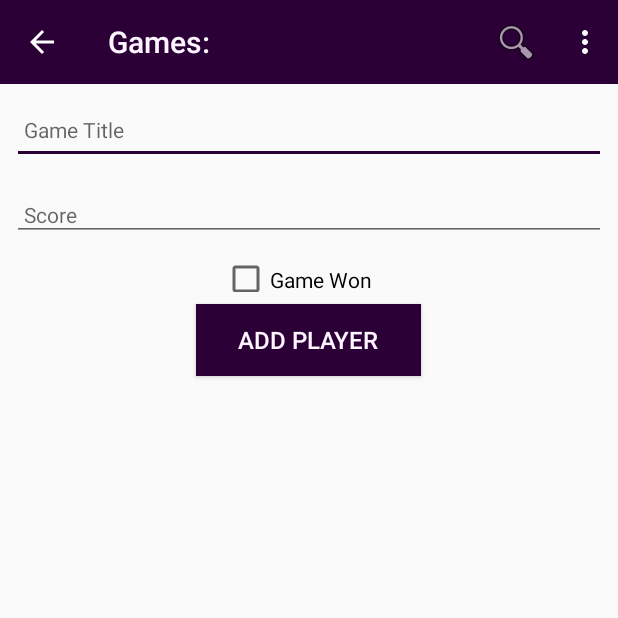
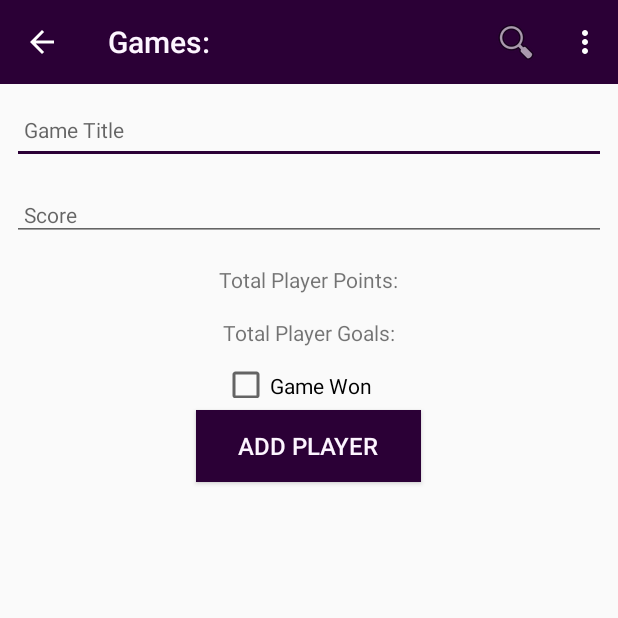
Before and after one commit to leethor92/statmaster, an Android app: the GameView screen opened directly, with no data from a screen before it, on a phone screen of 412 x 824 dp, the top half of it. Run offline under Robolectric (Android 15) with nearby library versions, the phone set to English and light mode, and no system bars; our stand-ins replace Firebase (no records; nobody signed in at launch, a user with empty details on screens opened directly), Room's generated code; 2 statements that could not run were skipped.

```diff
--- a/app/src/main/java/views/BaseView.kt
+++ b/app/src/main/java/views/BaseView.kt
@@ -70,10 +70,12 @@ open abstract class BaseView() : AppCompatActivity(), AnkoLogger {
         basePresenter?.doRequestPermissionsResult(requestCode, permissions, grantResults)
     }
 
-    open fun showGame(game: GameModel) {}
+    open fun showGame(game: GameModel, totalPlayerGoals: Int, totalPlayerPoints: Int) {}
     open fun showGames(games: List<GameModel>) {}
     open fun showPlayer(player: PlayerModel) {}
     open fun showPlayers(players: List<PlayerModel>) {}
+    open fun getTotalPlayerGoals(players: List<PlayerModel> ) :Int { return 0}
+    open fun getTotalPlayerPoints(players: List<PlayerModel>) :Int { return 0}
     open fun showProgress() {}
     open fun hideProgress() {}
 }
--- a/app/src/main/java/views/game/GamePresenter.kt
+++ b/app/src/main/java/views/game/GamePresenter.kt
@@ -1,31 +1,33 @@
 package org.wit.placemark.activities
 
-import android.view.View
 import main.MainApp
 import models.GameModel
 import models.PlayerModel
-import org.jetbrains.anko.doAsync
-import org.jetbrains.anko.intentFor
-import org.jetbrains.anko.startActivityForResult
-import org.jetbrains.anko.uiThread
-import org.wit.statmaster.activities.GameView
+import org.jetbrains.anko.*
 import views.BasePresenter
 import views.BaseView
 import views.player.PlayerView
 
-class GamePresenter(view: BaseView) : BasePresenter(view) {
+class GamePresenter(view: BaseView) : BasePresenter(view), AnkoLogger {
 
     var game = GameModel()
-
     var edit = false;
 
     init {
         app = view.application as MainApp
 
-        if (view.intent.hasExtra("game_edit")) {
-            edit = true
-            game = view.intent.extras?.getParcelable<GameModel>("game_edit")!!
-            view.showGame(game)
+        doAsync {
+            val players = app.players.findAll()
+            uiThread {
+
+            if (view.intent.hasExtra("game_edit")) {
+                edit = true
+                game = view.intent.extras?.getParcelable<GameModel>("game_edit")!!
+                var totalPlayerPoints = view.getTotalPlayerPoints(players)
+                var totalPlayerGoals = view.getTotalPlayerGoals(players)
+                view.showGame(game, totalPlayerGoals, totalPlayerPoints)
+                    }
+                }
         }
     }
 
@@ -75,4 +77,5 @@ class GamePresenter(view: BaseView) : BasePresenter(view) {
     {
         view?.showPlayers(app.players.findAll().filter { it.name.toLowerCase().contains(containingString.toLowerCase()) })
     }
+
 }
--- a/app/src/main/res/layout/activity_game.xml
+++ b/app/src/main/res/layout/activity_game.xml
@@ -66,6 +66,26 @@
                     android:textColor="@color/colorPrimaryDark"
                     android:textSize="14sp" />
 
+                <TextView
+                    android:id="@+id/gamePoints"
+                    android:layout_gravity="center"
+                    android:layout_width="wrap_content"
+                    android:layout_height="wrap_content"
+                    android:layout_margin="8dp"
+                    android:layout_marginStart="4dp"
+                    android:layout_marginBottom="-26dp"
+                    android:text="@string/gamePoints" />
+
+                <TextView
+                    android:id="@+id/gameGoals"
+                    android:layout_gravity="center"
+                    android:layout_width="wrap_content"
+                    android:layout_height="wrap_content"
+                    android:layout_margin="8dp"
+                    android:layout_marginStart="4dp"
+                    android:layout_marginBottom="-26dp"
+                    android:text="@string/gameGoals" />
+
                 <CheckBox
                     android:id="@+id/winCheckbox"
                     android:layout_width="116dp"
--- a/app/src/main/res/values/strings.xml
+++ b/app/src/main/res/values/strings.xml
@@ -41,6 +41,8 @@
     <string name="menu_saveGame">Save</string>
     <string name="menu_savePlayer">Save</string>
     <string name="playerPoints">Total Points: </string>
+    <string name="gamePoints">Total Player Points: </string>
+    <string name="gameGoals">Total Player Goals: </string>
     <string name="playerGoals">Total Goals: </string>
     <string name="playerWides">Total Wides: </string>
     <string name="playerPossessions">Total Possessions: </string>
```
Also changed, not shown: app/src/main/java/views/game/GameView.kt (+11 -1 lines).
